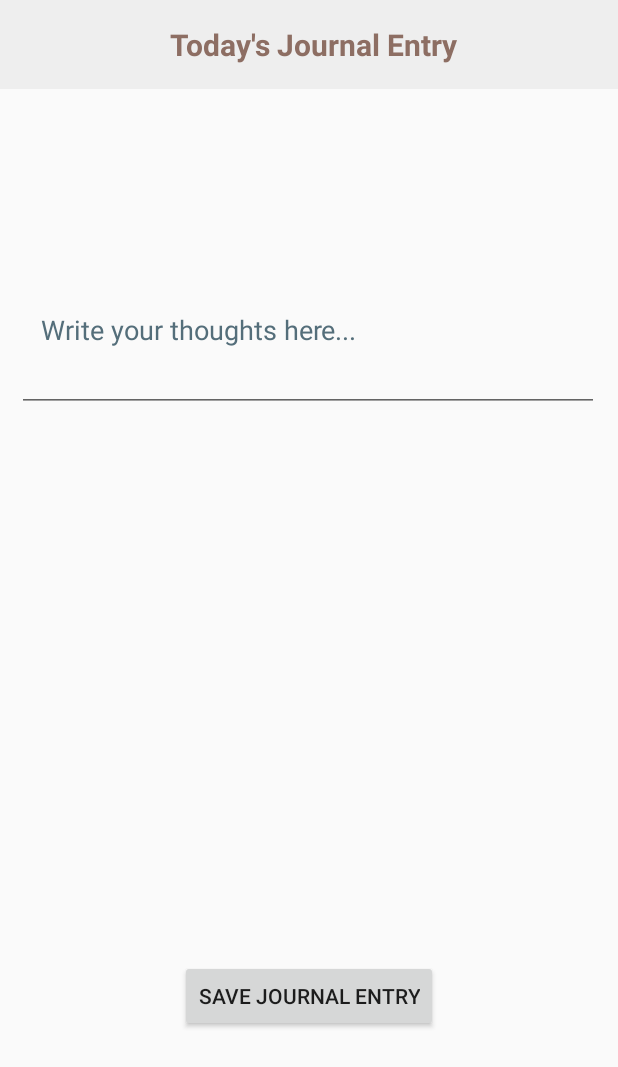
After one commit to krup13/salvageMBE, an Android app: the fragment NewJournalEntryFragment shown on its own in the app's theme, on a phone screen of 412 x 824 dp. The commit adds this screen. Shown: the top 1067 px of the screen. Run offline under Robolectric (Android 15) with nearby library versions, the phone set to English and light mode, and no system bars.

Commit message:
2nd commit yuh

```diff
--- /dev/null
+++ b/app/src/main/java/com/example/salvage_mindbodyearth/Fragments/NewJournalEntryFragment.java
@@ -0,0 +1,66 @@
+package com.example.salvage_mindbodyearth.Fragments;
+
+import android.os.Bundle;
+
+import androidx.fragment.app.Fragment;
+
+import android.view.LayoutInflater;
+import android.view.View;
+import android.view.ViewGroup;
+
+import com.example.salvage_mindbodyearth.R;
+
+/**
+ * A simple {@link Fragment} subclass.
+ * Use the {@link NewJournalEntryFragment#newInstance} factory method to
+ * create an instance of this fragment.
+ */
+public class NewJournalEntryFragment extends Fragment {
+
+    // TODO: Rename parameter arguments, choose names that match
+    // the fragment initialization parameters, e.g. ARG_ITEM_NUMBER
+    private static final String ARG_PARAM1 = "param1";
+    private static final String ARG_PARAM2 = "param2";
+
+    // TODO: Rename and change types of parameters
+    private String mParam1;
+    private String mParam2;
+
+    public NewJournalEntryFragment() {
+        // Required empty public constructor
+    }
+
+    /**
+     * Use this factory method to create a new instance of
+     * this fragment using the provided parameters.
+     *
+     * @param param1 Parameter 1.
+     * @param param2 Parameter 2.
+     * @return A new instance of fragment NewJournalEntryFragment.
+     */
+    // TODO: Rename and change types and number of parameters
+    public static NewJournalEntryFragment newInstance(String param1, String param2) {
+        NewJournalEntryFragment fragment = new NewJournalEntryFragment();
+        Bundle args = new Bundle();
+        args.putString(ARG_PARAM1, param1);
+        args.putString(ARG_PARAM2, param2);
+        fragment.setArguments(args);
+        return fragment;
+    }
+
+    @Override
+    public void onCreate(Bundle savedInstanceState) {
+        super.onCreate(savedInstanceState);
+        if (getArguments() != null) {
+            mParam1 = getArguments().getString(ARG_PARAM1);
+            mParam2 = getArguments().getString(ARG_PARAM2);
+        }
+    }
+
+    @Override
+    public View onCreateView(LayoutInflater inflater, ViewGroup container,
+                             Bundle savedInstanceState) {
+        // Inflate the layout for this fragment
+        return inflater.inflate(R.layout.fragment_new_journal_entry, container, false);
+    }
+}
--- /dev/null
+++ b/app/src/main/res/layout/fragment_new_journal_entry.xml
@@ -0,0 +1,67 @@
+<?xml version="1.0" encoding="utf-8"?>
+<FrameLayout xmlns:android="http://schemas.android.com/apk/res/android"
+    xmlns:app="http://schemas.android.com/apk/res-auto"
+    xmlns:tools="http://schemas.android.com/tools"
+    android:layout_width="match_parent"
+    android:layout_height="match_parent"
+    tools:context=".Fragments.NewJournalEntryFragment">
+
+    <androidx.constraintlayout.widget.ConstraintLayout
+        android:layout_width="match_parent"
+        android:layout_height="match_parent">
+
+        <EditText
+            android:id="@+id/topBarTitle"
+            android:layout_width="match_parent"
+            android:layout_height="wrap_content"
+            android:background="#EEEEEE"
+            android:gravity="center"
+            android:hint="@string/today_s_journal_entry"
+            android:inputType="text"
+            android:padding="16dp"
+            android:text="@string/journalTitle"
+            android:textColor="#8D6E63"
+            android:textSize="20sp"
+            android:textStyle="bold"
+            app:layout_constraintEnd_toEndOf="parent"
+            app:layout_constraintStart_toStartOf="parent"
+            app:layout_constraintTop_toTopOf="parent" />
+
+        <ScrollView
+            android:id="@+id/journalScrollView"
+            android:layout_width="388dp"
+            android:layout_height="83dp"
+            android:layout_marginTop="132dp"
+            android:layout_weight="1"
+            android:fillViewport="true"
+            app:layout_constraintEnd_toEndOf="parent"
+            app:layout_constraintHorizontal_bias="0.478"
+            app:layout_constraintStart_toStartOf="parent"
+            app:layout_constraintTop_toBottomOf="@+id/topBarTitle">
+
+            <EditText
+                android:id="@+id/journalEditText"
+                android:layout_width="match_parent"
+                android:layout_height="wrap_content"
+                android:gravity="top|start"
+                android:hint="Write your thoughts here..."
+                android:inputType="textMultiLine"
+                android:padding="16dp"
+                android:scrollbars="vertical"
+                android:textColorHint="#546E7A" />
+        </ScrollView>
+
+        <Button
+            android:id="@+id/btnSaveJournalEntry"
+            android:layout_width="wrap_content"
+            android:layout_height="wrap_content"
+            android:layout_marginBottom="136dp"
+            android:text="Save Journal Entry"
+            app:layout_constraintBottom_toBottomOf="parent"
+            app:layout_constraintEnd_toEndOf="parent"
+            app:layout_constraintStart_toStartOf="parent" />
+    </androidx.constraintlayout.widget.ConstraintLayout>
+
+
+
+</FrameLayout>
--- a/app/src/main/res/values/strings.xml
+++ b/app/src/main/res/values/strings.xml
@@ -2,4 +2,6 @@
     <string name="app_name">Salvage-MindBodyEarth</string>
     <string name="today_s_journal_entry">Today\'s Journal Entry\n</string>
     <string name="journalTitle">\nToday\'s Journal Entry</string>
+    <!-- TODO: Remove or change this placeholder text -->
+    <string name="hello_blank_fragment">Hello blank fragment</string>
 </resources>
```
Also changed, not shown: app/build.gradle (+6 -4 lines), app/src/main/res/layout/activity_journaling.xml (+13 -49 lines), gradle/libs.versions.toml (+7 -0 lines).
